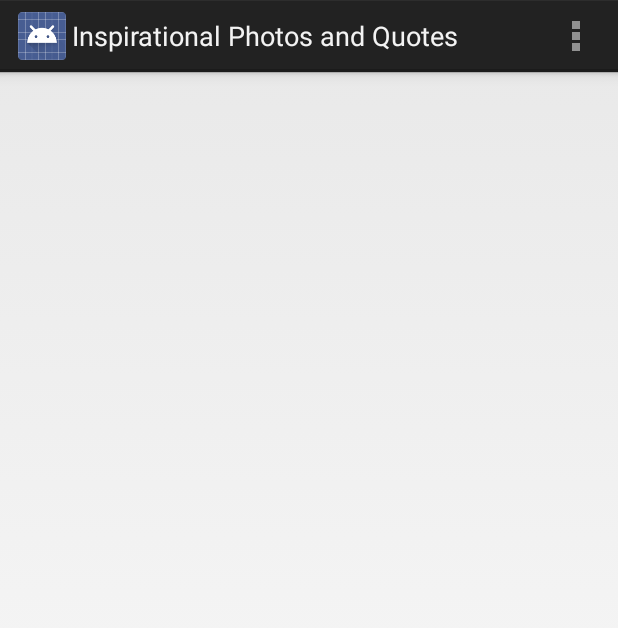
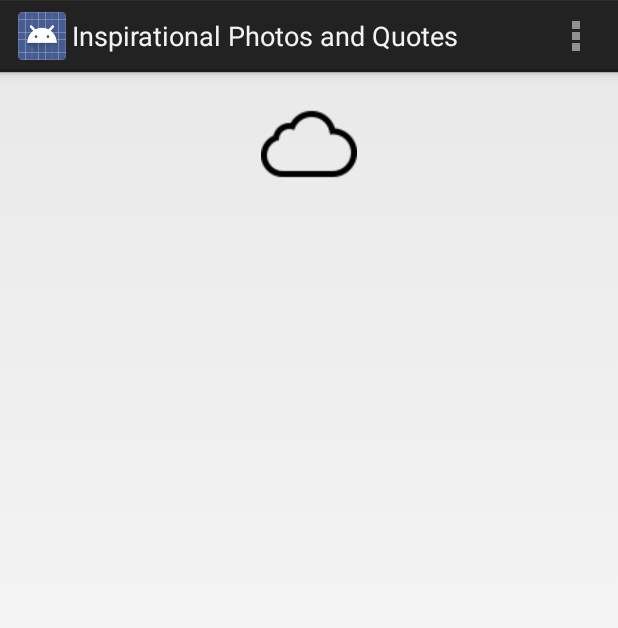
Before and after one commit to farrahzaman/DreamOn, an Android app: the PhotosandQuotesActivity screen opened directly, with no data from a screen before it, in the options menu, after a tap on "Settings", on a phone screen of 412 x 824 dp. Shown: the top 628 px of the screen. Run offline under Robolectric (Android 15) with nearby library versions, the phone set to English and light mode, and no system bars.

Commit message:
inspiration
images added

```diff
--- a/app/src/main/java/farrahzaman/dreamon/PhotosandQuotesActivity.java
+++ b/app/src/main/java/farrahzaman/dreamon/PhotosandQuotesActivity.java
@@ -4,17 +4,29 @@ import android.app.Activity;
 import android.os.Bundle;
 import android.view.Menu;
 import android.view.MenuItem;
+import android.view.View;
+import android.widget.ImageView;
+
 import farrahzaman.dreamon.R;
 
 public class PhotosandQuotesActivity extends Activity {
-
+    int imageResourceId = R.drawable.mosswoman;
     @Override
     protected void onCreate(Bundle savedInstanceState) {
         super.onCreate(savedInstanceState);
         setContentView(R.layout.activity_photosand_quotes);
     }
 
+    public void changeImage(View v) {
+        ImageView inspirationImageView = (ImageView) findViewById(R.id.inspirationImage);
+        if (imageResourceId == R.drawable.mosswoman) {
+            imageResourceId = R.drawable.cloudbaby;
+        } else if (imageResourceId == R.drawable.cloudbaby) {
+            imageResourceId = R.drawable.mosswoman;
+        }
+        inspirationImageView.setBackgroundResource(imageResourceId);
 
+    }
     @Override
     public boolean onCreateOptionsMenu(Menu menu) {
         // Inflate the menu; this adds items to the action bar if it is present.
--- a/app/src/main/res/layout/activity_photosand_quotes.xml
+++ b/app/src/main/res/layout/activity_photosand_quotes.xml
@@ -8,4 +8,14 @@
     android:paddingBottom="@dimen/activity_vertical_margin"
     tools:context="farrahzaman.dreamon.PhotosandQuotesActivity">
 
+    <ImageView
+        android:layout_width="wrap_content"
+        android:layout_height="wrap_content"
+        android:background="@drawable/mosswoman"
+        android:id="@+id/inspirationImage"
+        android:layout_centerHorizontal="true"
+        android:layout_alignParentTop="true"
+        android:onClick="changeImage"
+
+        />
 </RelativeLayout>
```
Also changed, not shown: app/src/main/java/farrahzaman/dreamon/CommunityActivity.java (+19 -0 lines), 1 other file.
